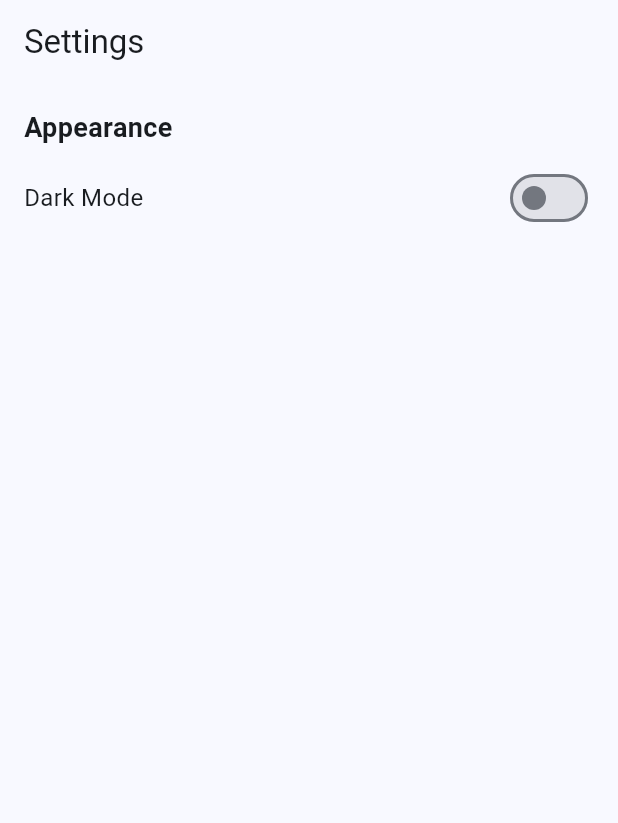
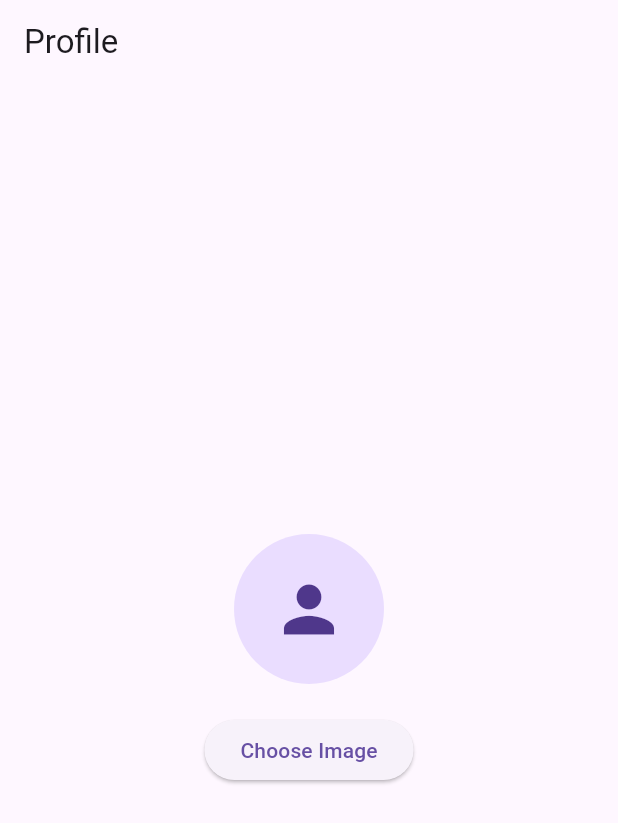
Before and after one commit to shaf1501/track_shaf, a Flutter app: the screen it shows after launch, on a phone screen of 412 x 824 dp. Shown: the top 823 px of the screen. Run offline on Flutter 3.47's test engine with Material 3 defaults, Android fonts, the light colour scheme and no system bars; our stand-ins replace image_picker.

Commit message:
problem18

```diff
--- a/lib/main.dart
+++ b/lib/main.dart
@@ -1,96 +1,49 @@
 import 'package:flutter/material.dart';
+import 'package:image_picker/image_picker.dart';
+import 'dart:io';
 
-void main() {
-  runApp(const SettingsApp());
+void main() => runApp(ProfileApp());
+
+class ProfileApp extends StatefulWidget {
+  @override
+  _ProfileAppState createState() => _ProfileAppState();
 }
 
-class SettingsApp extends StatefulWidget {
-  const SettingsApp({super.key});
+class _ProfileAppState extends State<ProfileApp> {
+  File? _image;
 
-  @override
-  State<SettingsApp> createState() => _SettingsAppState();
-}
-
-class _SettingsAppState extends State<SettingsApp> {
-  bool _isDarkMode = false;
-
-  void _toggleDarkMode(bool value) {
-    setState(() {
-      _isDarkMode = value;
-    });
+  Future<void> _pickImage() async {
+    final pickedFile =
+        await ImagePicker().pickImage(source: ImageSource.gallery);
+    if (pickedFile != null) {
+      setState(() {
+        _image = File(pickedFile.path);
+      });
+    }
   }
 
   @override
   Widget build(BuildContext context) {
     return MaterialApp(
-      title: 'Settings Screen',
-      theme: ThemeData(
-        useMaterial3: true,
-        brightness: Brightness.light,
-        colorScheme: ColorScheme.fromSeed(
-          seedColor: Colors.blue,
-          brightness: Brightness.light,
-        ),
-      ),
-      darkTheme: ThemeData(
-        useMaterial3: true,
-        brightness: Brightness.dark,
-        colorScheme: ColorScheme.fromSeed(
-          seedColor: Colors.blue,
-          brightness: Brightness.dark,
-        ),
-      ),
-      themeMode: _isDarkMode
-          ? ThemeMode.dark
-          : ThemeMode.light, // Dynamically set theme mode
-      home: SettingsScreen(
-        isDarkMode: _isDarkMode,
-        onToggleDarkMode: _toggleDarkMode,
-      ),
-    );
-  }
-}
-
-class SettingsScreen extends StatelessWidget {
-  final bool isDarkMode;
-  final ValueChanged<bool> onToggleDarkMode;
-
-  const SettingsScreen({
-    super.key,
-    required this.isDarkMode,
-    required this.onToggleDarkMode,
-  });
-
-  @override
-  Widget build(BuildContext context) {
-    return Scaffold(
-      appBar: AppBar(
-        title: const Text('Settings'),
-      ),
-      body: Padding(
-        padding: const EdgeInsets.all(16.0),
-        child: Column(
-          crossAxisAlignment: CrossAxisAlignment.start,
-          children: [
-            const Text(
-              'Appearance',
-              style: TextStyle(fontSize: 18, fontWeight: FontWeight.bold),
-            ),
-            const SizedBox(height: 10),
-            Row(
-              mainAxisAlignment: MainAxisAlignment.spaceBetween,
-              children: [
-                const Text(
-                  'Dark Mode',
-                  style: TextStyle(fontSize: 16),
-                ),
-                Switch(
-                  value: isDarkMode,
-                  onChanged: onToggleDarkMode,
-                ),
-              ],
-            ),
-          ],
+      home: Scaffold(
+        appBar: AppBar(title: const Text('Profile')),
+        body: Center(
+          child: Column(
+            mainAxisAlignment: MainAxisAlignment.center,
+            children: [
+              CircleAvatar(
+                radius: 50,
+                backgroundImage: _image != null ? FileImage(_image!) : null,
+                child:
+                    _image == null ? const Icon(Icons.person, size: 50) : null,
+              ),
+              const SizedBox(height: 20),
+              ElevatedButton(
+                child: const Text('Choose Image'),
+                onPressed: _pickImage,
+              ),
+            ],
+          ),
         ),
       ),
     );
--- a/pubspec.yaml
+++ b/pubspec.yaml
@@ -30,6 +30,7 @@ environment:
 dependencies:
   flutter:
     sdk: flutter
+  image_picker: ^0.8.7+4
 
   # The following adds the Cupertino Icons font to your application.
   # Use with the CupertinoIcons class for iOS style icons.
```
Also changed, not shown: pubspec.lock, 5 other files.
